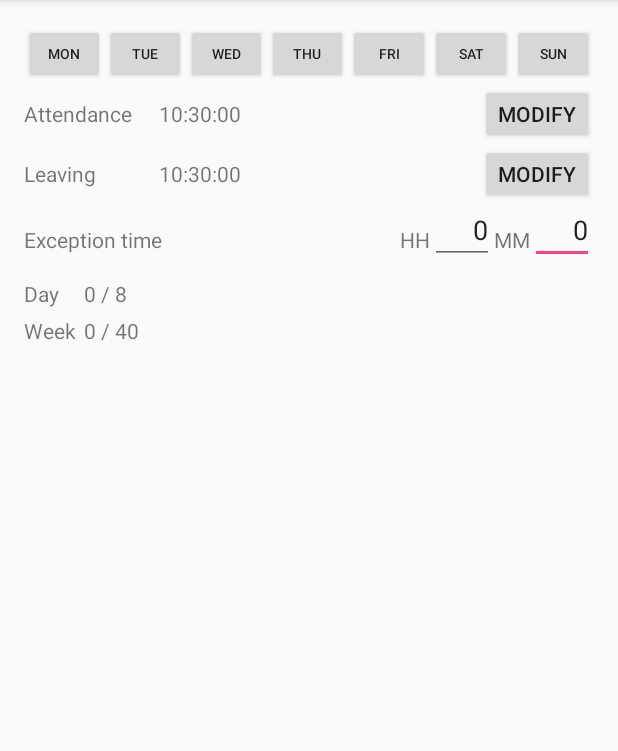
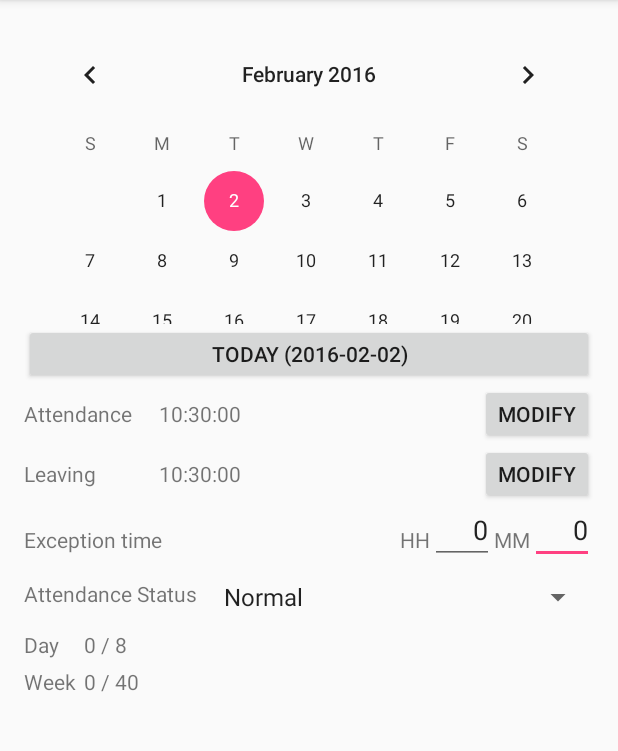
Before and after one commit to vimff/tman, an Android app: the screen it shows after launch (MainActivity), on a phone screen of 412 x 824 dp, the part 84-835 px from its top. Run offline under Robolectric (Android 15) with nearby library versions, the phone set to English and light mode, and no system bars; libraries missing offline, so code that uses them is left out: junit.framework.

Commit message:
Add Calendar and Today button

```diff
--- a/android/app/src/main/java/com/seakwon/tman/MainActivity.java
+++ b/android/app/src/main/java/com/seakwon/tman/MainActivity.java
@@ -6,6 +6,8 @@ import android.support.v7.widget.Toolbar;
 import android.view.Menu;
 import android.view.MenuItem;
 import android.view.View;
+import android.widget.Button;
+import android.widget.CalendarView;
 import android.widget.TextView;
 
 import junit.framework.Assert;
@@ -21,6 +23,10 @@ public class MainActivity extends AppCompatActivity implements View.OnClickListe
     TextView mTextViewLeavingTime;
     TextView mTextViewDayStatus;
     TextView mTextViewWeekStatus;
+
+    Button mButtonToday;
+
+    CalendarView mCalendarView;
 
     @Override
     protected void onCreate(Bundle savedInstanceState) {
@@ -77,16 +83,8 @@ public class MainActivity extends AppCompatActivity implements View.OnClickListe
     */
     public void setLeavingTime() {
         Date date = new Date();
-        String time = new SimpleDateFormat("HH:mm:ss", Locale.KOREA).format(date.getTime());
+        String time = new SimpleDateFormat("HH:mm:ss", Locale.KOREA).format(date);
         mTextViewLeavingTime.setText(time);
-    }
-
-    public void setDayHours() {
-        mTextViewDayStatus.setText("0 / 8");
-    }
-
-    public void setWeekHours() {
-        mTextViewWeekStatus.setText("0 / 40");
     }
 
     /**
@@ -98,6 +96,19 @@ public class MainActivity extends AppCompatActivity implements View.OnClickListe
                 "HH:mm:ss", Locale.KOREA).format(date));
     }
 
+    public void setButtonTodayText() {
+        mButtonToday.setText(getResources().getString(R.string.today) + " (" + new SimpleDateFormat(
+                "yyyy-MM-dd", Locale.KOREA).format(new Date()) + ")");
+    }
+
+    public void setDayHours() {
+        mTextViewDayStatus.setText("0 / 8");
+    }
+
+    public void setWeekHours() {
+        mTextViewWeekStatus.setText("0 / 40");
+    }
+
     @Override
     public void onClick(View v) {
         switch (v.getId()) {
@@ -107,6 +118,11 @@ public class MainActivity extends AppCompatActivity implements View.OnClickListe
             case R.id.buttonModifyLeavingTime:
                 setLeavingTime();
                 break;
+            case R.id.buttonToday:
+                mCalendarView.setDate(new Date().getTime());
+                break;
+            case R.id.calendarView:
+                break;
             default:
                 Assert.assertFalse("Should not reached", true);
         }
@@ -114,16 +130,26 @@ public class MainActivity extends AppCompatActivity implements View.OnClickListe
 
     private void initialize() {
         mTextViewAttendanceTime = (TextView) findViewById(R.id.textViewAttendanceTime);
+        setAttendanceTime();
+
         mTextViewLeavingTime = (TextView) findViewById(R.id.textViewLeavingTime);
+        setLeavingTime();
+
         mTextViewDayStatus = (TextView) findViewById(R.id.textViewDayStatus);
+        setDayHours();
+
         mTextViewWeekStatus = (TextView) findViewById(R.id.textViewWeekStatus);
+        setWeekHours();
+
+        mButtonToday = (Button) findViewById(R.id.buttonToday);
+        mButtonToday.setOnClickListener(this);
+        setButtonTodayText();
 
         findViewById(R.id.buttonModifyAttendanceTime).setOnClickListener(this);
         findViewById(R.id.buttonModifyLeavingTime).setOnClickListener(this);
 
-        setAttendanceTime();
-        setLeavingTime();
-        setDayHours();
-        setWeekHours();
+        mCalendarView = (CalendarView) findViewById(R.id.calendarView);
+        mCalendarView.setOnClickListener(this);
+        mCalendarView.setDate(new Date().getTime());
     }
 }
--- a/android/app/src/main/res/layout/content_main.xml
+++ b/android/app/src/main/res/layout/content_main.xml
@@ -12,13 +12,28 @@
     tools:context="com.seakwon.tman.MainActivity"
     tools:showIn="@layout/activity_main">
 
+    <RelativeLayout
+        android:layout_width="match_parent"
+        android:layout_height="wrap_content"
+        android:id="@+id/relativeLayoutCalendar">
+
+        <CalendarView
+            android:layout_width="match_parent"
+            android:layout_height="200dp"
+            android:id="@+id/calendarView"
+            android:layout_alignParentTop="true"
+            android:layout_alignParentStart="true"
+            android:showWeekNumber="false"
+            android:unfocusedMonthDateColor="#dddddd"
+            android:weekSeparatorLineColor="#d2d2d2" />
+    </RelativeLayout>
+
     <LinearLayout
         android:orientation="horizontal"
         android:layout_width="match_parent"
         android:layout_height="40dp"
-        android:layout_alignParentTop="true"
+        android:layout_below="@id/relativeLayoutCalendar"
         android:layout_alignParentStart="true"
-        android:nestedScrollingEnabled="false"
         android:id="@+id/linearLayoutDays">
 
         <Button
@@ -26,63 +41,8 @@
             android:layout_width="wrap_content"
             android:layout_height="match_parent"
             android:layout_weight="1"
-            android:text="@string/monday"
-            android:textSize="9dp"
-            android:id="@+id/button_mon" />
+            android:id="@+id/buttonToday" />
 
-        <Button
-            style="?android:attr/buttonStyleSmall"
-            android:layout_width="wrap_content"
-            android:layout_height="match_parent"
-            android:layout_weight="1"
-            android:text="@string/tuesday"
-            android:textSize="9dp"
-            android:id="@+id/button_tues" />
-
-        <Button
-            style="?android:attr/buttonStyleSmall"
-            android:layout_width="wrap_content"
-            android:layout_height="match_parent"
-            android:layout_weight="1"
-            android:text="@string/wednesday"
-            android:textSize="9dp"
-            android:id="@+id/button_wed" />
-
-        <Button
-            style="?android:attr/buttonStyleSmall"
-            android:layout_width="wrap_content"
-            android:layout_height="match_parent"
-            android:layout_weight="1"
-            android:text="@string/thursday"
-            android:textSize="9dp"
-            android:id="@+id/button_thur" />
-
-        <Button
-            style="?android:attr/buttonStyleSmall"
-            android:layout_width="wrap_content"
-            android:layout_height="match_parent"
-            android:layout_weight="1"
-            android:textSize="9dp"
-            android:text="@string/friday"
-            android:id="@+id/button_fri" />
-
-        <Button
-            style="?android:attr/buttonStyleSmall"
-            android:layout_width="wrap_content"
-            android:layout_height="wrap_content"
-            android:layout_weight="1"
-            android:text="@string/saturday"
-            android:textSize="9dp"
-            android:id="@+id/button_sat" />
-
-        <Button
-            style="?android:attr/buttonStyleSmall"
-            android:layout_width="wrap_content"
-            android:layout_height="match_parent"
-            android:layout_weight="1"
-            android:text="@string/sunday"
-            android:textSize="9dp"
-            android:id="@+id/button_sun" />
     </LinearLayout>
 
     <RelativeLayout
@@ -90,7 +50,7 @@
         android:layout_width="match_parent"
         android:layout_height="wrap_content"
         android:layout_below="@+id/linearLayoutDays"
-        android:id="@+id/linearLayoutAttendance"
+        android:id="@+id/relativeLayoutTime"
         android:layout_alignParentStart="true"
         android:textAlignment="viewEnd">
 
@@ -189,6 +149,31 @@
 
     </RelativeLayout>
 
+    <LinearLayout
+        android:orientation="horizontal"
+        android:layout_width="match_parent"
+        android:layout_height="wrap_content"
+        android:layout_marginTop="10dp"
+        android:layout_below="@id/relativeLayoutTime"
+        android:layout_alignParentStart="true"
+        android:id="@+id/linearLayoutAttendance">
+
+        <TextView
+            android:layout_width="wrap_content"
+            android:layout_height="wrap_content"
+            android:id="@+id/textViewAttendanceStatus"
+            android:text="@string/attendance_status" />
+
+        <Spinner
+            android:layout_width="wrap_content"
+            android:layout_height="wrap_content"
+            android:layout_gravity="right"
+            android:entries="@array/attendance_status"
+            android:id="@+id/spinnerAttendanceStatus"
+            android:layout_weight="1"
+            android:layout_marginLeft="10dp" />
+    </LinearLayout>
+
     <TableLayout
         android:layout_width="match_parent"
         android:layout_height="wrap_content"
@@ -234,4 +219,5 @@
         </TableRow>
 
     </TableLayout>
+
 </RelativeLayout>
--- a/android/app/src/main/res/values/arrays.xml
+++ b/android/app/src/main/res/values/arrays.xml
@@ -1,12 +1,12 @@
 <?xml version="1.0" encoding="utf-8"?>
 <resources>
-    <string-array name="weekdays">
-        <item>@string/sunday</item>
-        <item>@string/monday</item>
-        <item>@string/tuesday</item>
-        <item>@string/wednesday</item>
-        <item>@string/thursday</item>
-        <item>@string/friday</item>
-        <item>@string/saturday</item>
+    <string-array name="attendance_status">
+        <item>@string/normal</item>
+        <item>@string/full_day_anual_leave</item>
+        <item>@string/half_day_anual_leave</item>
+        <item>@string/gwp</item>
+        <item>@string/bussiness_trip</item>
+        <item>@string/bussiness_leave</item>
+        <item>@string/educaiton</item>
     </string-array>
 </resources>
--- a/android/app/src/main/res/values/strings.xml
+++ b/android/app/src/main/res/values/strings.xml
@@ -1,13 +1,14 @@
 <resources>
     <string name="app_name">tman</string>
     <string name="action_settings">Settings</string>
-    <string name="sunday">Sun</string>
-    <string name="monday">Mon</string>
-    <string name="tuesday">Tue</string>
-    <string name="wednesday">Wed</string>
-    <string name="thursday">Thu</string>
-    <string name="friday">Fri</string>
-    <string name="saturday">Sat</string>
+    <!--<string name="sunday">Sun</string>-->
+    <!--<string name="monday">Mon</string>-->
+    <!--<string name="tuesday">Tue</string>-->
+    <!--<string name="wednesday">Wed</string>-->
+    <!--<string name="thursday">Thu</string>-->
+    <!--<string name="friday">Fri</string>-->
+    <!--<string name="saturday">Sat</string>-->
+    <string name="today">Today</string>
 
     <string name="attendance">Attendance</string>
     <string name="leaving">Leaving</string>
@@ -19,4 +20,15 @@
     <string name="week_hours">Week</string>
     <string name="hour">HH</string>
     <string name="minute">MM</string>
+
+    <!--Attendance Status-->
+    <string name="attendance_status">Attendance Status</string>
+    <string name="normal">Normal</string>
+    <string name="full_day_anual_leave">Full Day Anual Leave</string>
+    <string name="half_day_anual_leave">Half Day Anual Leave</string>
+    <string name="gwp">Anual Leave</string>
+    <string name="bussiness_trip">Bussiness Trip</string>
+    <string name="bussiness_leave">Bussiness Leave</string>
+    <string name="educaiton">Attend Education</string>
+
 </resources>
```
